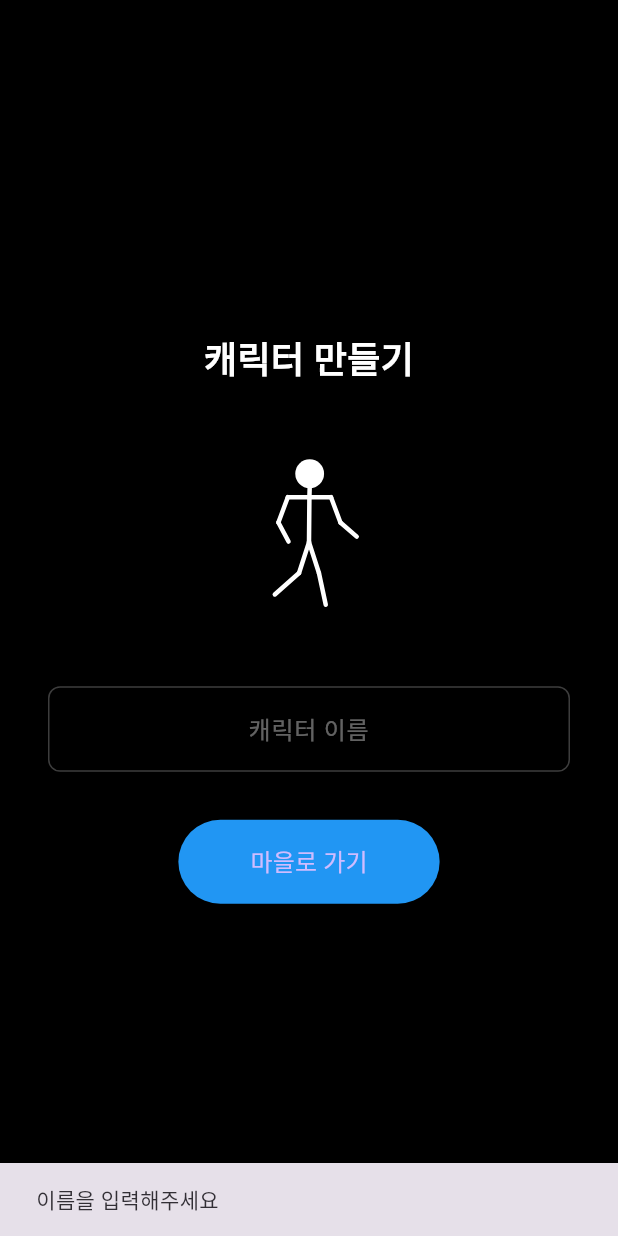
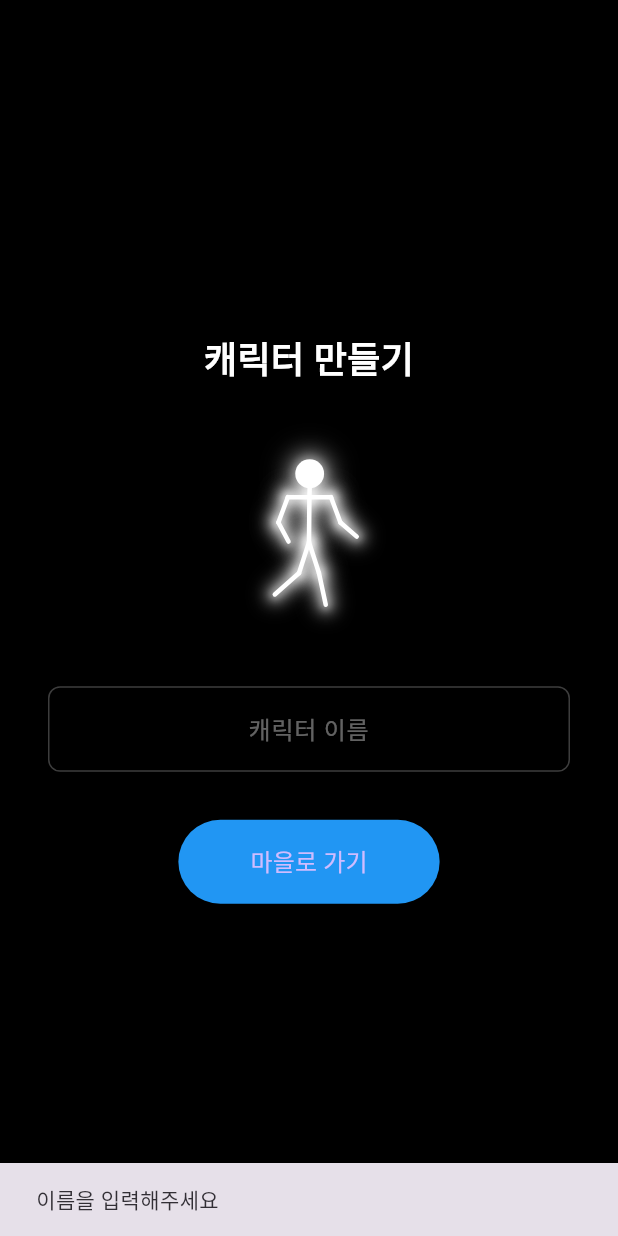
Before and after one commit to smy383/towntown, a Flutter app: the screen it shows after launch, after a tap on "마을로 가기", on a phone screen of 412 x 824 dp. Run offline on Flutter 3.47's test engine with Material 3 defaults, Android fonts, the phone set to English and light mode, and no system bars.

Commit message:
기본 뼈대 네온 효과 + 채팅 UI 개선
- StickmanPainter에 네온 글로우 효과 추가
- 채팅 글자 제한 50자로 변경 + 입력 제한 강제
- 남은 글자 수 실시간 표시 (15자 이하 주황, 5자 이하 빨강)
- 말풍선 위로 확장되도록 수정 (캐릭터 안 가림)

🤖 Generated with [Claude Code](https://claude.com/claude-code)

Co-Authored-By: Claude Opus 4.5 <noreply@anthropic.com>

```diff
--- a/lib/main.dart
+++ b/lib/main.dart
@@ -1,5 +1,6 @@
 import 'package:flutter/material.dart';
 import 'package:flutter/scheduler.dart';
+import 'package:flutter/services.dart';
 import 'dart:math';
 
 void main() {
@@ -779,7 +780,7 @@ class WalkCycle {
   }
 }
 
-/// 졸라맨 그리기 (관절 시스템)
+/// 졸라맨 그리기 (관절 시스템) - 네온 효과
 class StickmanPainter extends CustomPainter {
   final double animationValue;
   final bool isMoving;
@@ -791,17 +792,44 @@ class StickmanPainter extends CustomPainter {
     required this.isRunning,
   });
 
+  // 네온 선 그리기
+  void _drawNeonLine(Canvas canvas, Offset start, Offset end, double strokeWidth) {
+    // 글로우 효과
+    for (int i = 3; i >= 1; i--) {
+      final glowPaint = Paint()
+        ..color = Colors.white.withOpacity(0.3)
+        ..strokeWidth = strokeWidth + (i * 4)
+        ..strokeCap = StrokeCap.round
+        ..style = PaintingStyle.stroke
+        ..maskFilter = MaskFilter.blur(BlurStyle.normal, i * 2.0);
+      canvas.drawLine(start, end, glowPaint);
+    }
+    // 코어
+    final corePaint = Paint()
+      ..color = Colors.white
+      ..strokeWidth = strokeWidth
+      ..strokeCap = StrokeCap.round
+      ..style = PaintingStyle.stroke;
+    canvas.drawLine(start, end, corePaint);
+  }
+
+  // 네온 원 그리기 (머리용)
+  void _drawNeonCircle(Canvas canvas, Offset center, double radius) {
+    // 글로우 효과
+    for (int i = 3; i >= 1; i--) {
+      final glowPaint = Paint()
+        ..color = Colors.white.withOpacity(0.3)
+        ..style = PaintingStyle.fill
+        ..maskFilter = MaskFilter.blur(BlurStyle.normal, i * 3.0);
+      canvas.drawCircle(center, radius + (i * 2), glowPaint);
+    }
+    // 코어
+    canvas.drawCircle(center, radius, Paint()..color = Colors.white);
+  }
+
   @override
   void paint(Canvas canvas, Size size) {
-    final paint = Paint()
-      ..color = Colors.white
-      ..strokeWidth = 3
-      ..strokeCap = StrokeCap.round
-      ..style = PaintingStyle.stroke;
-
-    final headPaint = Paint()
-      ..color = Colors.white
-      ..style = PaintingStyle.fill;
+    const strokeWidth = 3.0;
 
     // 기본 치수
     final cx = size.width / 2;
@@ -815,7 +843,7 @@ class StickmanPainter extends CustomPainter {
 
     // 서 있을 때는 정면 뷰
     if (!isMoving) {
-      _drawFrontView(canvas, size, paint, headPaint, cx, headRadius,
+      _drawFrontView(canvas, size, strokeWidth, cx, headRadius,
           neckLength, torsoLength, upperArmLength, lowerArmLength,
           upperLegLength, lowerLegLength);
       return;
@@ -843,21 +871,18 @@ class StickmanPainter extends CustomPainter {
     final headCenter = Joint(neckTop.x, neckTop.y - headRadius);
 
     // 머리 그리기
-    canvas.drawCircle(Offset(headCenter.x, headCenter.y), headRadius, headPaint);
+    _drawNeonCircle(canvas, Offset(headCenter.x, headCenter.y), headRadius);
 
     // 목 그리기
-    canvas.drawLine(
+    _drawNeonLine(
+      canvas,
       Offset(shoulder.x, shoulder.y),
       Offset(neckTop.x, neckTop.y),
-      paint,
+      strokeWidth,
     );
 
     // 몸통 그리기
-    canvas.drawLine(
-      Offset(shoulder.x, shoulder.y),
-      Offset(hip.x, hip.y),
-      paint,
-    );
+    _drawNeonLine(canvas, Offset(shoulder.x, shoulder.y), Offset(hip.x, hip.y), strokeWidth);
 
     // 어깨 너비 (양쪽으로 팔이 나옴)
     final shoulderWidth = size.width * 0.18;
@@ -865,10 +890,11 @@ class StickmanPainter extends CustomPainter {
     final rightShoulderJoint = Joint(shoulder.x + shoulderWidth, shoulder.y);
 
     // === 어깨선 그리기 ===
-    canvas.drawLine(
+    _drawNeonLine(
+      canvas,
       Offset(leftShoulderJoint.x, leftShoulderJoint.y),
       Offset(rightShoulderJoint.x, rightShoulderJoint.y),
-      paint,
+      strokeWidth,
     );
 
     // === 왼쪽 팔 ===
@@ -881,15 +907,17 @@ class StickmanPainter extends CustomPainter {
     final leftHandAngle = leftUpperArmAngle - leftElbowBend;
     final leftHand = leftElbowPos.rotate(leftHandAngle, lowerArmLength);
 
-    canvas.drawLine(
+    _drawNeonLine(
+      canvas,
       Offset(leftShoulderJoint.x, leftShoulderJoint.y),
       Offset(leftElbowPos.x, leftElbowPos.y),
-      paint,
-    );
-    canvas.drawLine(
+      strokeWidth,
+    );
+    _drawNeonLine(
+      canvas,
       Offset(leftElbowPos.x, leftElbowPos.y),
       Offset(leftHand.x, leftHand.y),
-      paint,
+      strokeWidth,
     );
 
     // === 오른쪽 팔 ===
@@ -902,15 +930,17 @@ class StickmanPainter extends CustomPainter {
     final rightHandAngle = rightUpperArmAngle - rightElbowBend;
     final rightHand = rightElbowPos.rotate(rightHandAngle, lowerArmLength);
 
-    canvas.drawLine(
+    _drawNeonLine(
+      canvas,
       Offset(rightShoulderJoint.x, rightShoulderJoint.y),
       Offset(rightElbowPos.x, rightElbowPos.y),
-      paint,
-    );
-    canvas.drawLine(
+      strokeWidth,
+    );
+    _drawNeonLine(
+      canvas,
       Offset(rightElbowPos.x, rightElbowPos.y),
       Offset(rightHand.x, rightHand.y),
-      paint,
+      strokeWidth,
     );
 
     // === 왼쪽 다리 ===
@@ -922,16 +952,8 @@ class StickmanPainter extends CustomPainter {
     final leftFootAngle = leftHipAngle + leftKneeBend;
     final leftFoot = leftKneePos.rotate(leftFootAngle, lowerLegLength);
 
-    canvas.drawLine(
-      Offset(hip.x, hip.y),
-      Offset(leftKneePos.x, leftKneePos.y),
-      paint,
-    );
-    canvas.drawLine(
-      Offset(leftKneePos.x, leftKneePos.y),
-      Offset(leftFoot.x, leftFoot.y),
-      paint,
-    );
+    _drawNeonLine(canvas, Offset(hip.x, hip.y), Offset(leftKneePos.x, leftKneePos.y), strokeWidth);
+    _drawNeonLine(canvas, Offset(leftKneePos.x, leftKneePos.y), Offset(leftFoot.x, leftFoot.y), strokeWidth);
 
     // === 오른쪽 다리 ===
     final rightHipAngle = pi / 2 + (isMoving ? pose['rightHip']! : 0);
@@ -941,24 +963,15 @@ class StickmanPainter extends CustomPainter {
     final rightFootAngle = rightHipAngle + rightKneeBend;
     final rightFoot = rightKneePos.rotate(rightFootAngle, lowerLegLength);
 
-    canvas.drawLine(
-      Offset(hip.x, hip.y),
-      Offset(rightKneePos.x, rightKneePos.y),
-      paint,
-    );
-    canvas.drawLine(
-      Offset(rightKneePos.x, rightKneePos.y),
-      Offset(rightFoot.x, rightFoot.y),
-      paint,
-    );
+    _drawNeonLine(canvas, Offset(hip.x, hip.y), Offset(rightKneePos.x, rightKneePos.y), strokeWidth);
+    _drawNeonLine(canvas, Offset(rightKneePos.x, rightKneePos.y), Offset(rightFoot.x, rightFoot.y), strokeWidth);
   }
 
   // 정면 뷰 그리기
   void _drawFrontView(
     Canvas canvas,
     Size size,
-    Paint paint,
-    Paint headPaint,
+    double strokeWidth,
     double cx,
     double headRadius,
     double neckLength,
@@ -970,23 +983,24 @@ class StickmanPainter extends CustomPainter {
   ) {
     // 머리
     final headY = size.height * 0.12;
-    canvas.drawCircle(Offset(cx, headY), headRadius, headPaint);
+    _drawNeonCircle(canvas, Offset(cx, headY), headRadius);
 
     // 목
     final neckTop = headY + headRadius;
     final shoulderY = neckTop + neckLength;
-    canvas.drawLine(Offset(cx, neckTop), Offset(cx, shoulderY), paint);
+    _drawNeonLine(canvas, Offset(cx, neckTop), Offset(cx, shoulderY), strokeWidth);
 
     // 몸통
     final hipY = shoulderY + torsoLength;
-    canvas.drawLine(Offset(cx, shoulderY), Offset(cx, hipY), paint);
+    _drawNeonLine(canvas, Offset(cx, shoulderY), Offset(cx, hipY), strokeWidth);
 
     // 어깨선
     final shoulderWidth = size.width * 0.25;
-    canvas.drawLine(
+    _drawNeonLine(
+      canvas,
       Offset(cx - shoulderWidth, shoulderY),
       Offset(cx + shoulderWidth, shoulderY),
-      paint,
+      strokeWidth,
     );
 
     // 왼쪽 팔 (정면에서 볼 때 약간 벌어짐)
@@ -995,8 +1009,8 @@ class StickmanPainter extends CustomPainter {
     final leftElbowY = shoulderY + upperArmLength * 0.9;
     final leftHandX = leftElbowX - lowerArmLength * 0.2;
     final leftHandY = leftElbowY + lowerArmLength * 0.95;
-    canvas.drawLine(Offset(leftShoulderX, shoulderY), Offset(leftElbowX, leftElbowY), paint);
-    canvas.drawLine(Offset(leftElbowX, leftElbowY), Offset(leftHandX, leftHandY), paint);
+    _drawNeonLine(canvas, Offset(leftShoulderX, shoulderY), Offset(leftElbowX, leftElbowY), strokeWidth);
+    _drawNeonLine(canvas, Offset(leftElbowX, leftElbowY), Offset(leftHandX, leftHandY), strokeWidth);
 
     // 오른쪽 팔
     final rightShoulderX = cx + shoulderWidth;
@@ -1004,8 +1018,8 @@ class StickmanPainter extends CustomPainter {
     final rightElbowY = shoulderY + upperArmLength * 0.9;
     final rightHandX = rightElbowX + lowerArmLength * 0.2;
     final rightHandY = rightElbowY + lowerArmLength * 0.95;
-    canvas.drawLine(Offset(rightShoulderX, shoulderY), Offset(rightElbowX, rightElbowY), paint);
-    canvas.drawLine(Offset(rightElbowX, rightElbowY), Offset(rightHandX, rightHandY), paint);
+    _drawNeonLine(canvas, Offset(rightShoulderX, shoulderY), Offset(rightElbowX, rightElbowY), strokeWidth);
+    _drawNeonLine(canvas, Offset(rightElbowX, rightElbowY), Offset(rightHandX, rightHandY), strokeWidth);
 
     // 왼쪽 다리
     final hipWidth = size.width * 0.1;
@@ -1013,16 +1027,16 @@ class StickmanPainter extends CustomPainter {
     final leftKneeY = hipY + upperLegLength * 0.95;
     final leftFootX = leftKneeX;
     final leftFootY = leftKneeY + lowerLegLength;
-    canvas.drawLine(Offset(cx - hipWidth, hipY), Offset(leftKneeX, leftKneeY), paint);
-    canvas.drawLine(Offset(leftKneeX, leftKneeY), Offset(leftFootX, leftFootY), paint);
+    _drawNeonLine(canvas, Offset(cx - hipWidth, hipY), Offset(leftKneeX, leftKneeY), strokeWidth);
+    _drawNeonLine(canvas, Offset(leftKneeX, leftKneeY), Offset(leftFootX, leftFootY), strokeWidth);
 
     // 오른쪽 다리
     final rightKneeX = cx + hipWidth + upperLegLength * 0.15;
     final rightKneeY = hipY + upperLegLength * 0.95;
     final rightFootX = rightKneeX;
     final rightFootY = rightKneeY + lowerLegLength;
-    canvas.drawLine(Offset(cx + hipWidth, hipY), Offset(rightKneeX, rightKneeY), paint);
-    canvas.drawLine(Offset(rightKneeX, rightKneeY), Offset(rightFootX, rightFootY), paint);
+    _drawNeonLine(canvas, Offset(cx + hipWidth, hipY), Offset(rightKneeX, rightKneeY), strokeWidth);
+    _drawNeonLine(canvas, Offset(rightKneeX, rightKneeY), Offset(rightFootX, rightFootY), strokeWidth);
   }
 
   @override
@@ -2186,12 +2200,13 @@ class _VillageLandState extends State<VillageLand>
             if (_speechBubbleText != null)
               Positioned(
                 left: charScreenPos.dx + 30, // 캐릭터 중앙
-                top: charScreenPos.dy - (_showEditButton ? 100 : 60),
+                top: charScreenPos.dy - 10, // 캐릭터 바로 위
                 child: FractionalTranslation(
-                  translation: const Offset(-0.5, 0), // 중앙 정렬
+                  translation: const Offset(-0.5, -1.0), // 중앙 정렬 + 위로 확장
                   child: GestureDetector(
                     onTap: _togglePinBubble,
                     child: Column(
+                      mainAxisSize: MainAxisSize.min,
                       children: [
                         Container(
                           padding: const EdgeInsets.symmetric(horizontal: 12, vertical: 8),
@@ -2256,13 +2271,18 @@ class _VillageLandState extends State<VillageLand>
                   borderRadius: BorderRadius.circular(24),
                   border: Border.all(color: Colors.white24),
                 ),
-                child: Row(
+                child: ListenableBuilder(
+                  listenable: _chatController,
+                  builder: (context, child) {
+                    final remaining = 50 - _chatController.text.length;
+                    return Row(
                       children: [
                         Expanded(
                           child: TextField(
                             controller: _chatController,
                             focusNode: _chatFocusNode,
-                        maxLength: 100,
+                            maxLength: 50,
+                            maxLengthEnforcement: MaxLengthEnforcement.enforced,
                             style: const TextStyle(color: Colors.white),
                             decoration: const InputDecoration(
                               hintText: '메시지를 입력하세요...',
@@ -2277,6 +2297,22 @@ class _VillageLandState extends State<VillageLand>
                             onSubmitted: (_) => _sendChat(),
                           ),
                         ),
+                        // 남은 글자 수 표시
+                        if (_chatController.text.isNotEmpty)
+                          Padding(
+                            padding: const EdgeInsets.only(right: 8),
+                            child: Text(
+                              '$remaining',
+                              style: TextStyle(
+                                color: remaining <= 5
+                                    ? Colors.red
+                                    : remaining <= 15
+                                        ? Colors.orange
+                                        : Colors.white38,
+                                fontSize: 12,
+                              ),
+                            ),
+                          ),
                         GestureDetector(
                           onTap: _sendChat,
                           child: Container(
@@ -2294,6 +2330,8 @@ class _VillageLandState extends State<VillageLand>
                           ),
                         ),
                       ],
+                    );
+                  },
                 ),
               ),
             ),
```
Lines whose indentation alone changed are shown as unchanged.
